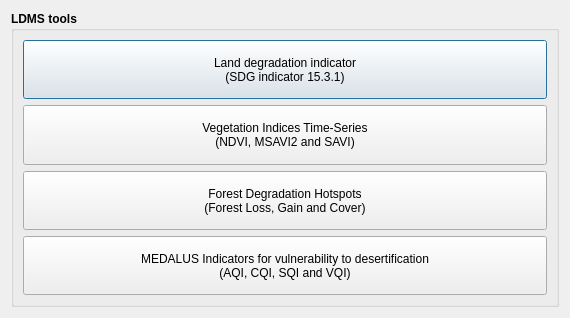
This is LDMP/gui/DlgCalculate.ui in LocateIT/trends.earth as Qt 5 draws it before an edit. The edited form follows.
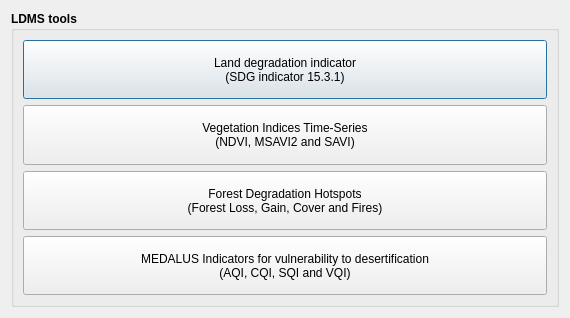
This is the edited form.

Commit message: forest fire layer styling

Patch:
```diff
--- a/LDMP/gui/DlgCalculate.ui
+++ b/LDMP/gui/DlgCalculate.ui
@@ -115,7 +115,7 @@
         </property>
         <property name="text">
          <string>Forest Degradation Hotspots
-(Forest Loss, Gain and Cover)</string>
+(Forest Loss, Gain, Cover and Fires)</string>
         </property>
        </widget>
       </item>
```
The commit also changes 5 other files.
